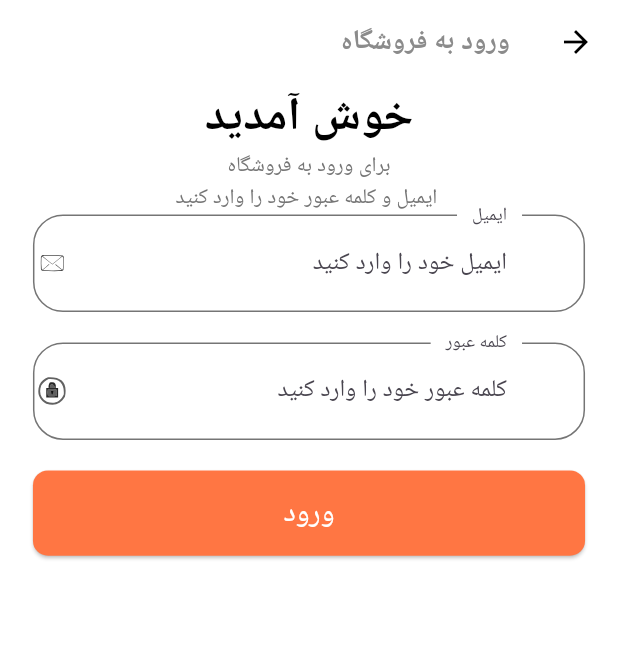
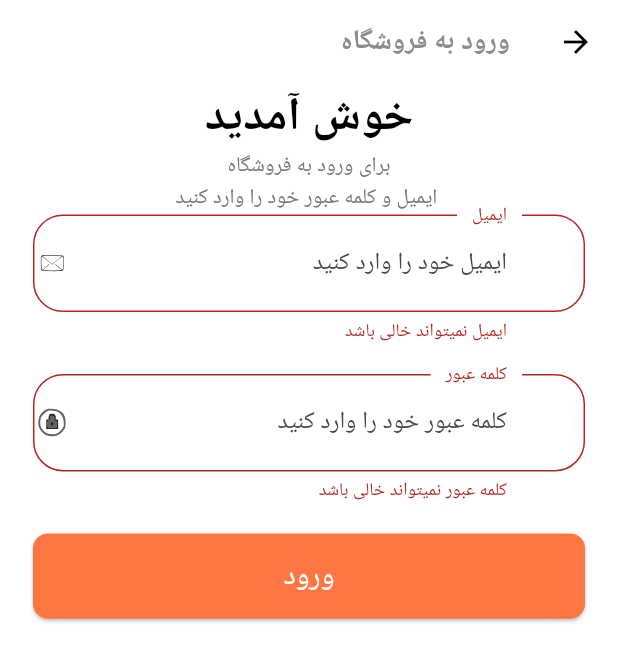
Before and after one commit to iam-hosseindarvishi/sadra_store, a Flutter app: the SignInScreen screen opened by its route, after a tap on "ورود", on a phone screen of 412 x 824 dp. Shown: the top 662 px of the screen. Run offline on Flutter 3.47's test engine with Material 2 defaults, Android fonts, the phone set to English and light mode, and no system bars; our stand-ins replace email_validator, flutter_svg; missing offline and left inert: dart:ffi; Roboto replaces fonts that are missing (Vazir).

Commit message:
sign in form validated complated

```diff
--- a/lib/constants.dart
+++ b/lib/constants.dart
@@ -1,12 +1,20 @@
 import 'package:flutter/material.dart';
 
-const kPrimaryColor=Color(0xFFFF7643);
-const kPrimaryLightColor=Color(0xFFFFECDF);
-const kPrimaryGradientColor=LinearGradient(
+const kPrimaryColor = Color(0xFFFF7643);
+const kPrimaryLightColor = Color(0xFFFFECDF);
+const kPrimaryGradientColor = LinearGradient(
   begin: Alignment.topLeft,
   end: Alignment.bottomRight,
-  colors: [Color(0xFFFFA53E),Color(0XFFFF7643)],
+  colors: [Color(0xFFFFA53E), Color(0XFFFF7643)],
 );
-const kSecondaryColor=Color(0xFF979797);
-const kTextColor=Color(0xFF757575);
-const kAnimationDuartion=Duration(milliseconds: 200);
+const kSecondaryColor = Color(0xFF979797);
+const kTextColor = Color(0xFF757575);
+const kAnimationDuartion = Duration(milliseconds: 200);
+
+// Form errors
+
+const String kEmailNullError = "ایمیل نمیتواند خالی باشد";
+const String kInvalidemailError = "ایمیل وارد شده معتبر نمیباشد !";
+const String kPassNullError = "کلمه عبور نمیتواند خالی باشد";
+const String kShortPassError = "کلمه عبور بسیار کوتاه است";
+const String kMatchPassError = "کلمه عبور وارد شده صحیح نمیباشد";
--- a/lib/screens/sign_in/components/body.dart
+++ b/lib/screens/sign_in/components/body.dart
@@ -2,6 +2,7 @@ import 'package:flutter/material.dart';
 import 'package:sadra_store/components/default_button.dart';
 import 'package:sadra_store/constants.dart';
 import 'package:sadra_store/size_config.dart';
+import 'package:email_validator/email_validator.dart';
 
 import '../../../components/custom_surffix_icon.dart';
 
@@ -45,6 +46,10 @@ class SignForm extends StatefulWidget {
 
 class _SignFormState extends State<SignForm> {
   final _formKey = GlobalKey<FormState>();
+  final emailController = TextEditingController();
+  final passwordController = TextEditingController();
+  String? email;
+  String? password;
   final List<String> errors = [];
   @override
   Widget build(BuildContext context) {
@@ -52,24 +57,39 @@ class _SignFormState extends State<SignForm> {
         key: _formKey,
         child: Column(
           children: [
-            buildEmailFormField(),
+            buildEmailFormField(emailController),
             SizedBox(
               height: getProportionateScreenHeight(20),
             ),
-            buildPasswordFormField(),
+            buildPasswordFormField(passwordController),
             SizedBox(
               height: getProportionateScreenHeight(20),
             ),
-            DefaultButton(text: "ورود", press: () {})
+            DefaultButton(
+                text: "ورود",
+                press: () {
+                  if (_formKey.currentState!.validate()) {
+                    email = emailController.text;
+                    password = passwordController.text;
+                    print('email is $email and password is $password');
+                  }
+                })
           ],
         ));
   }
 }
 
-TextFormField buildEmailFormField() {
+TextFormField buildEmailFormField(TextEditingController emailController) {
   return TextFormField(
+    controller: emailController,
     keyboardType: TextInputType.emailAddress,
     validator: (value) {
+      if (value == null || value.isEmpty) {
+        return kEmailNullError;
+      }
+      if (!EmailValidator.validate(value, true)) {
+        return kInvalidemailError;
+      }
       return null;
     },
     decoration: const InputDecoration(
@@ -81,9 +101,16 @@ TextFormField buildEmailFormField() {
   );
 }
 
-TextFormField buildPasswordFormField() {
+TextFormField buildPasswordFormField(TextEditingController passwordController) {
   return TextFormField(
+    controller: passwordController,
     keyboardType: TextInputType.visiblePassword,
+    validator: (value) {
+      if (value == null || value.isEmpty) {
+        return kPassNullError;
+      }
+      return null;
+    },
     obscureText: true,
     decoration: const InputDecoration(
       labelText: "کلمه عبور",
--- a/pubspec.yaml
+++ b/pubspec.yaml
@@ -38,6 +38,7 @@ dependencies:
   cupertino_icons: ^1.0.2
   flutter_svg: ^2.0.6
   provider: ^6.0.5
+  email_validator: ^2.0.1
 
 dev_dependencies:
   flutter_test:
```
Also changed, not shown: pubspec.lock.
